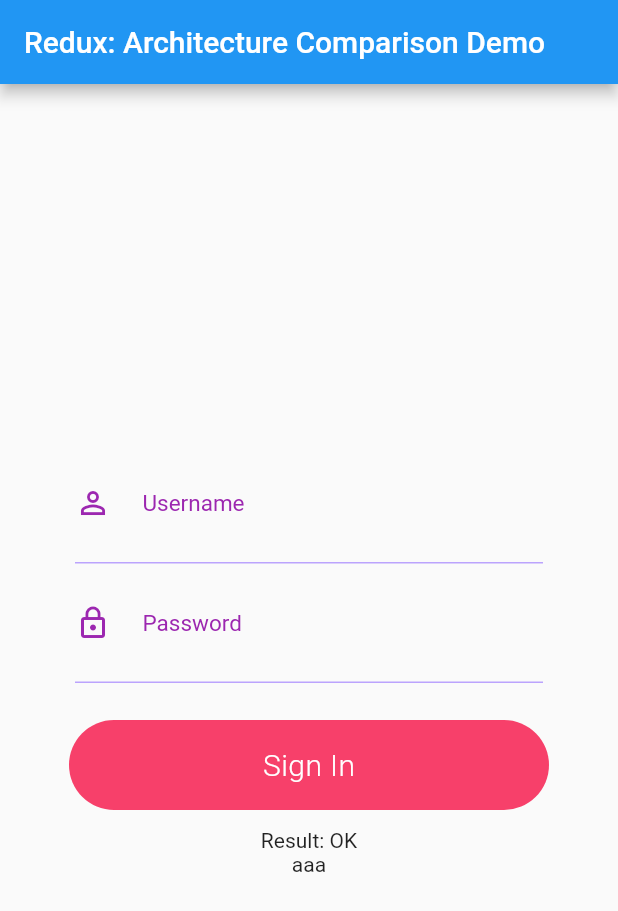
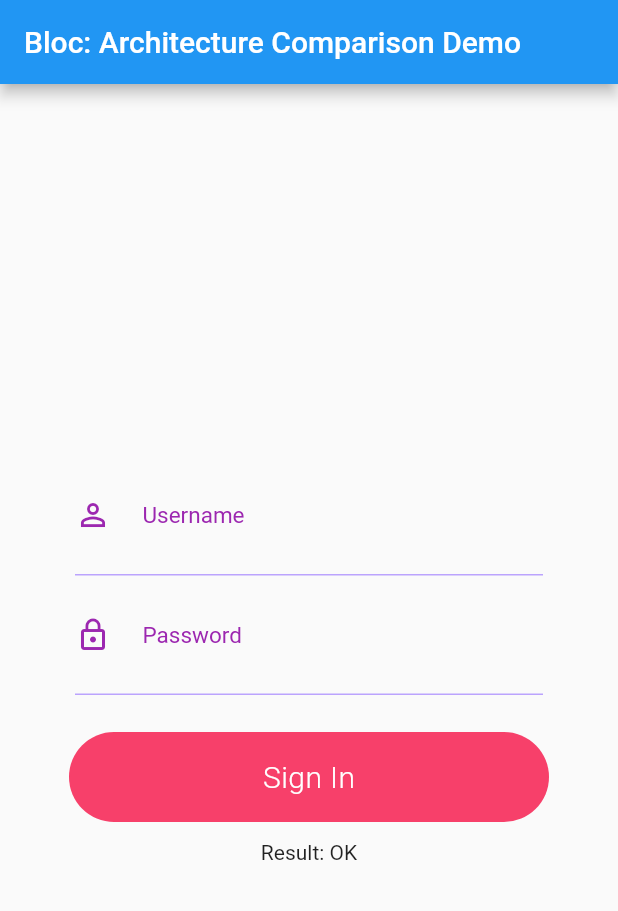
Before and after one commit to kosiara/bloc-vs-pprov-vs-redux, a Flutter app: the screen it shows after launch, after a tap on "Sign In", on a phone screen of 412 x 824 dp. Shown: the top 911 px of the screen. Run offline on Flutter 3.47's test engine with Material 2 defaults, Android fonts, the phone set to English and light mode, and no system bars; our stand-ins replace flutter_redux, redux, rxdart.

Commit message:
bloc: basic log-in

```diff
--- a/flutter_arch/lib/app.dart
+++ b/flutter_arch/lib/app.dart
@@ -1,4 +1,5 @@
 import 'package:flutter/material.dart';
+import 'package:flutter_arch/arch/bloc/bloc_examp.dart';
 import 'package:flutter_arch/arch/redux/middleware/store_login_middleware.dart';
 import 'package:flutter_arch/arch/redux/model/app_state.dart';
 import 'package:flutter_arch/arch/redux/page/page_redux.dart';
@@ -26,8 +27,8 @@ class ArchApp extends StatelessWidget {
         ),
         home:
             //ProviderExamplePage(title: 'Provider: Architecture Comparison Demo'),
-            //BlocExamplePage(title: 'Provider: Architecture Comparison Demo'),
-            ReduxExamplePage(title: 'Redux: Architecture Comparison Demo'),
+            BlocExamplePage(title: 'Bloc: Architecture Comparison Demo'),
+            //ReduxExamplePage(title: 'Redux: Architecture Comparison Demo'),
       ),
     );
   }
--- /dev/null
+++ b/flutter_arch/lib/arch/bloc/bloc_examp.dart
@@ -0,0 +1,87 @@
+import 'package:flutter/material.dart';
+import 'package:flutter_arch/arch/bloc/bloc_sign_in_user.dart';
+import 'package:flutter_arch/arch/bloc/model/userlogin.dart';
+import 'package:flutter_arch/arch/bloc/model/usersession.dart';
+import 'package:flutter_arch/arch/bloc/repo/repository_user.dart';
+import 'package:flutter_arch/common/widget/widget_form_login.dart';
+
+class BlocExamplePage extends StatefulWidget {
+  BlocExamplePage({Key key, this.title}) : super(key: key);
+
+  final String title;
+
+  @override
+  _BlocExamplePageState createState() => _BlocExamplePageState();
+}
+
+class _BlocExamplePageState extends State<BlocExamplePage> {
+
+  // WARN: use proper initialization for BLOC ! This is just for demonstration
+  UserSignInBloc _userSignInBloc = UserSignInBloc(UserRepository());
+
+  @override
+  Widget build(BuildContext context) {
+    // 1: provide state
+    return Scaffold(
+        appBar: AppBar(
+          title: Text(widget.title),
+        ),
+        body: Center(
+          child: Column(
+            mainAxisAlignment: MainAxisAlignment.center,
+            children: <Widget>[
+              LoginFormWidget(onSignIn),
+              ResultWidget(_userSignInBloc.userSigned),
+            ],
+          ),
+      ),
+    );
+  }
+
+  void onSignIn(String user, String password, BuildContext context) {
+    _userSignInBloc.login.add(UserLogin(user, password));
+    print("Sign-in clicked");
+  }
+}
+
+class ResultWidget extends StatefulWidget {
+
+  Stream<UserAuthenticationState> userSigned;
+
+  ResultWidget(this.userSigned);
+
+  @override
+  _ResultWidgetState createState() => _ResultWidgetState(userSigned);
+}
+
+class _ResultWidgetState extends State<ResultWidget> {
+  var loginResultText = "";
+
+  _ResultWidgetState(Stream<UserAuthenticationState> userSigned){
+     userSigned.listen(onLoginDataChanged);
+  }
+
+  @override
+  Widget build(BuildContext context) {
+      return Padding(
+        padding: const EdgeInsets.only(top: 12.0),
+        child: Text(loginResultText),
+      );
+  }
+
+  void onLoginDataChanged(UserAuthenticationState event) {
+    if (event is UserAuthenticationLoading) {
+      setState(() {
+        loginResultText = "LOADING...";
+      });
+    } else if (event is UserUnauthenticated) {
+      setState(() {
+        loginResultText = "Result: WRONG";
+      });
+    } else if (event is UserSession) {
+      setState(() {
+        loginResultText = "Result: OK";
+      });
+    }
+  }
+}
--- a/flutter_arch/lib/arch/bloc/repo/repository_user.dart
+++ b/flutter_arch/lib/arch/bloc/repo/repository_user.dart
@@ -1,4 +1,5 @@
 
+import 'dart:io';
 import 'package:flutter_arch/arch/bloc/model/userlogin.dart';
 import 'package:flutter_arch/arch/bloc/model/usersession.dart';
 
@@ -7,6 +8,8 @@ class UserRepository {
   @override
   Future<UserSession> signIn(UserLogin userCredentials) {
     // should call userService.signIn(userCredentials);
+    print("Logging in...");
+    sleep(const Duration(seconds:1));
     return Future.value(UserSession(userCredentials.login, "12876sad87x786c6"));
   }
 
```
Also changed, not shown: flutter_arch/lib/arch/bloc/model/userlogin.dart (+0 -28 lines), flutter_arch/lib/arch/bloc_examp.dart (deleted, +0 -99 lines).
